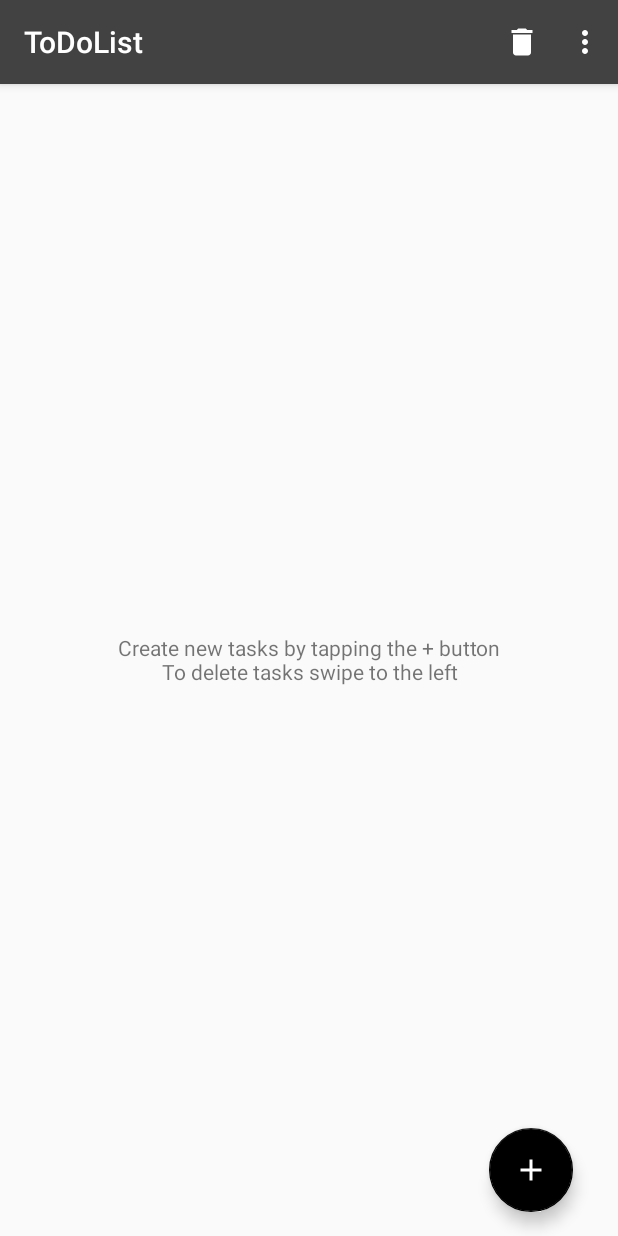
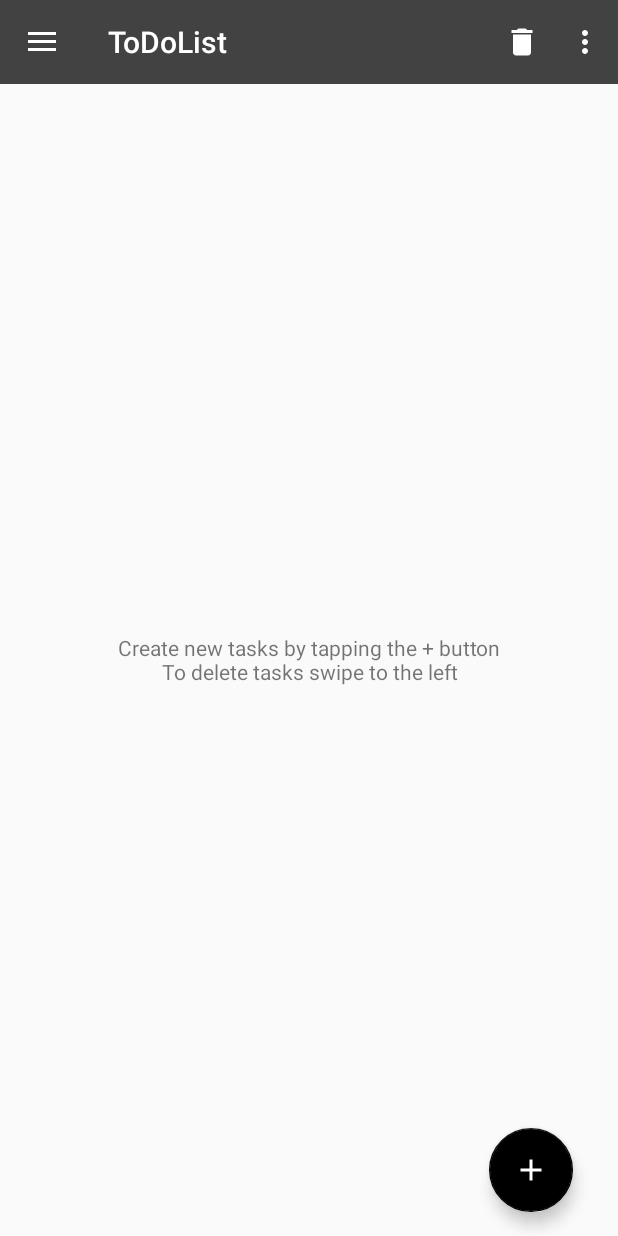
Before and after one commit to korbi98/Simple-ToDoList, an Android app: the screen it shows after launch (MainActivity), on a phone screen of 412 x 824 dp. Run offline under Robolectric (Android 15) with nearby library versions, the phone set to English and light mode, and no system bars.

Commit message:
Added navigation view to select different tasklists (e.g. shopping list, work, private etc.) (multiple list haven't been implemented yet)

```diff
--- a/app/src/main/java/com/korbi/todolist/ui/MainActivity.java
+++ b/app/src/main/java/com/korbi/todolist/ui/MainActivity.java
@@ -12,15 +12,18 @@ import android.graphics.drawable.ColorDrawable;
 import android.graphics.drawable.Drawable;
 import android.os.Bundle;
 import android.support.design.widget.FloatingActionButton;
+import android.support.design.widget.NavigationView;
 import android.support.design.widget.Snackbar;
 import android.support.v4.content.ContextCompat;
+import android.support.v4.view.GravityCompat;
+import android.support.v4.widget.DrawerLayout;
+import android.support.v7.app.ActionBarDrawerToggle;
 import android.support.v7.app.AlertDialog;
 import android.support.v7.app.AppCompatActivity;
 import android.support.v7.widget.LinearLayoutManager;
 import android.support.v7.widget.RecyclerView;
 import android.support.v7.widget.Toolbar;
 import android.support.v7.widget.helper.ItemTouchHelper;
-import android.view.ContextMenu;
 import android.view.Menu;
 import android.view.MenuInflater;
 import android.view.MenuItem;
@@ -37,8 +40,9 @@ import com.korbi.todolist.todolist.R;
 import java.util.ArrayList;
 import java.util.List;
 
-public class MainActivity extends AppCompatActivity //TODO create own Icon
-                                                    //TODO maybe change widget to just textviews in LinearLayout instead of listview
+public class MainActivity extends AppCompatActivity implements NavigationView.OnNavigationItemSelectedListener
+//TODO create own Icon
+// TODO maybe change widget to just textviews in LinearLayout instead of listview
 {
     public static TaskDbHelper db;
     public static List<Task> taskItems;
@@ -46,6 +50,7 @@ public class MainActivity extends AppCompatActivity //TODO create own Icon
     public  ToDoListRecyclerAdapter adapter;
     public RecyclerView rv;
     private TextView emptylist;
+    private DrawerLayout drawer;
 
     public static SharedPreferences settings;
     public Snackbar undoDeleteSnack;
@@ -60,6 +65,15 @@ public class MainActivity extends AppCompatActivity //TODO create own Icon
         setContentView(R.layout.activity_main);
         Toolbar toolbar = (Toolbar) findViewById(R.id.toolbar);
         setSupportActionBar(toolbar);
+
+        drawer = (DrawerLayout) findViewById(R.id.drawer_layout);
+        ActionBarDrawerToggle toggle = new ActionBarDrawerToggle(
+                this, drawer, toolbar, R.string.navigation_drawer_open, R.string.navigation_drawer_close);
+        drawer.addDrawerListener(toggle);
+        toggle.syncState();
+
+        NavigationView navigationView = (NavigationView) findViewById(R.id.nav_view);
+        navigationView.setNavigationItemSelectedListener(this);
 
         db = new TaskDbHelper(this);
 
@@ -184,18 +198,19 @@ public class MainActivity extends AppCompatActivity //TODO create own Icon
     }
 
     @Override
+    public void onBackPressed() {
+        if (drawer.isDrawerOpen(GravityCompat.START)) {
+            drawer.closeDrawer(GravityCompat.START);
+        } else {
+            super.onBackPressed();
+        }
+    }
+
+    @Override
     public boolean onCreateOptionsMenu(Menu menu) {
         MenuInflater inflater = getMenuInflater();
         inflater.inflate(R.menu.menu, menu);
         return true;
-    }
-
-    @Override
-    public void onCreateContextMenu(ContextMenu menu, View v, ContextMenu.ContextMenuInfo menuInfo) {
-        super.onCreateContextMenu(menu, v, menuInfo);
-
-        MenuInflater inflater = getMenuInflater();
-        inflater.inflate(R.menu.context_menu, menu);
     }
 
     @Override
@@ -360,4 +375,14 @@ public class MainActivity extends AppCompatActivity //TODO create own Icon
         else emptylist.setVisibility(View.GONE);
     }
 
+    @Override
+    public boolean onNavigationItemSelected(MenuItem item) {
+        // Handle navigation view item clicks here.
+        int id = item.getItemId();
+
+
+        drawer.closeDrawer(GravityCompat.START);
+        return true;
+    }
+
 }
--- a/app/src/main/res/layout/activity_main.xml
+++ b/app/src/main/res/layout/activity_main.xml
@@ -1,38 +1,50 @@
 <?xml version="1.0" encoding="utf-8"?>
-<android.support.design.widget.CoordinatorLayout
-    xmlns:android="http://schemas.android.com/apk/res/android"
+
+<LinearLayout xmlns:android="http://schemas.android.com/apk/res/android"
     xmlns:app="http://schemas.android.com/apk/res-auto"
     xmlns:tools="http://schemas.android.com/tools"
+    android:orientation="vertical"
     android:layout_width="match_parent"
-    android:layout_height="match_parent"
-    tools:context="com.korbi.todolist.ui.MainActivity"
-    android:id="@+id/coordinatorlayout">
+    android:layout_height="match_parent">
 
-    <android.support.design.widget.AppBarLayout
-        android:layout_height="wrap_content"
+    <RelativeLayout
         android:layout_width="match_parent"
-        android:theme="@style/AppTheme.AppBarOverlay">
+        android:fitsSystemWindows="true"
+        android:layout_height="wrap_content">
 
         <android.support.v7.widget.Toolbar
             android:id="@+id/toolbar"
             android:layout_width="match_parent"
-            android:layout_height="?attr/actionBarSize"
+            android:layout_height="wrap_content"
+            android:minHeight="?attr/actionBarSize"
             android:background="?attr/colorPrimary"
-            android:theme="@style/ThemeOverlay.AppCompat.ActionBar"
-            app:popupTheme="@style/ThemeOverlay.AppCompat.Dark"/>
+            android:fitsSystemWindows="true"
+            android:theme="@style/AppTheme.AppBarOverlay" />
 
-    </android.support.design.widget.AppBarLayout>
+    </RelativeLayout>
 
-    <android.support.design.widget.FloatingActionButton
-        android:id="@+id/fab"
-        android:layout_width="wrap_content"
-        android:layout_height="wrap_content"
-        android:layout_gravity="bottom|end"
-        android:layout_marginBottom="@dimen/fab_margin"
-        android:layout_marginRight="30dp"
-        android:background="@color/colorPriorityLabelNormal"
-        app:srcCompat="@drawable/ic_add_white_24px" />
 
-    <include layout="@layout/content_main" />
+    <android.support.v4.widget.DrawerLayout xmlns:android="http://schemas.android.com/apk/res/android"
+        xmlns:app="http://schemas.android.com/apk/res-auto"
+        xmlns:tools="http://schemas.android.com/tools"
+        android:id="@+id/drawer_layout"
+        android:layout_width="match_parent"
+        android:layout_height="match_parent"
+        tools:openDrawer="start"
+        android:fitsSystemWindows="false">
 
-</android.support.design.widget.CoordinatorLayout>
+
+
+        <android.support.design.widget.NavigationView
+            android:id="@+id/nav_view"
+            android:layout_width="wrap_content"
+            android:layout_height="match_parent"
+            android:layout_gravity="start"
+            app:menu="@menu/activity_main_drawer" />
+
+        <include layout="@layout/mainactivity_constrained_layout" />
+
+    </android.support.v4.widget.DrawerLayout>
+
+
+</LinearLayout>
--- /dev/null
+++ b/app/src/main/res/layout/mainactivity_constrained_layout.xml
@@ -0,0 +1,25 @@
+<?xml version="1.0" encoding="utf-8"?>
+<android.support.design.widget.CoordinatorLayout
+    xmlns:android="http://schemas.android.com/apk/res/android"
+    xmlns:app="http://schemas.android.com/apk/res-auto"
+    xmlns:tools="http://schemas.android.com/tools"
+    android:layout_width="match_parent"
+    android:layout_height="match_parent"
+    tools:context="com.korbi.todolist.ui.MainActivity"
+    android:id="@+id/coordinatorlayout">
+
+
+
+    <android.support.design.widget.FloatingActionButton
+        android:id="@+id/fab"
+        android:layout_width="wrap_content"
+        android:layout_height="wrap_content"
+        android:layout_gravity="bottom|end"
+        android:layout_marginBottom="@dimen/fab_margin"
+        android:layout_marginRight="30dp"
+        android:background="@color/colorPriorityLabelNormal"
+        app:srcCompat="@drawable/ic_add_white_24px" />
+
+    <include layout="@layout/mainactivity_content" />
+
+</android.support.design.widget.CoordinatorLayout>
--- a/app/src/main/res/layout/content_main.xml
+++ b/app/src/main/res/layout/mainactivity_content.xml
@@ -6,7 +6,7 @@
     android:layout_width="match_parent"
     android:layout_height="match_parent"
     app:layout_behavior="@string/appbar_scrolling_view_behavior"
-    tools:showIn="@layout/activity_main"
+    tools:showIn="@layout/mainactivity_constrained_layout"
     tools:context="com.korbi.todolist.ui.MainActivity"
     android:longClickable="true"
     android:orientation="vertical">
--- /dev/null
+++ b/app/src/main/res/menu/activity_main_drawer.xml
@@ -0,0 +1,8 @@
+<?xml version="1.0" encoding="utf-8"?>
+<menu xmlns:android="http://schemas.android.com/apk/res/android">
+
+    <group android:checkableBehavior="single">
+
+    </group>
+
+</menu>
--- a/app/src/main/res/menu/context_menu.xml
+++ /dev/null
@@ -1,12 +0,0 @@
-<?xml version="1.0" encoding="utf-8"?>
-<menu xmlns:android="http://schemas.android.com/apk/res/android">
-
-    <item android:id="@+id/context_delete"
-        android:title="Delete"
-        />
-
-    <item android:id="@+id/context_edit"
-        android:title="Edit"
-        />
-
-</menu>
--- a/app/src/main/res/values/strings.xml
+++ b/app/src/main/res/values/strings.xml
@@ -47,6 +47,9 @@
     <string name="speech_to_task_text">What\'s your new task?</string>
     <string name="speech_command_important">important</string>
 
+    <string name="navigation_drawer_open">Open navigation drawer</string>
+    <string name="navigation_drawer_close">Close navigation drawer</string>
+
     <string-array name="default_priority">
 
         <item>Low</item>
```
